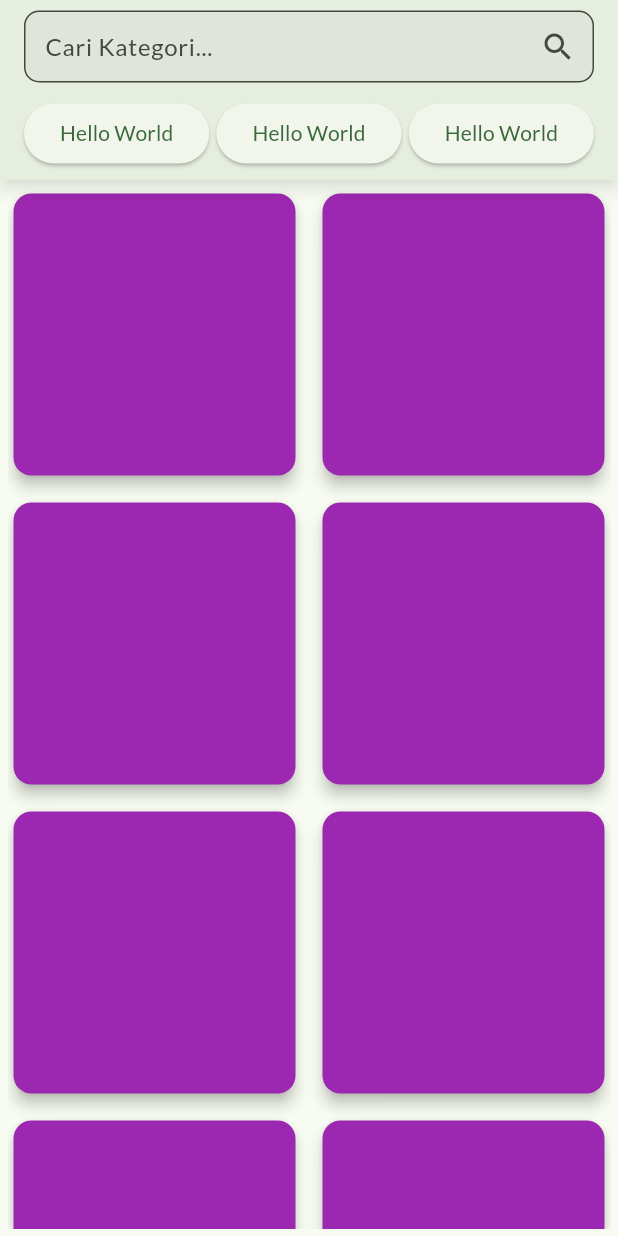
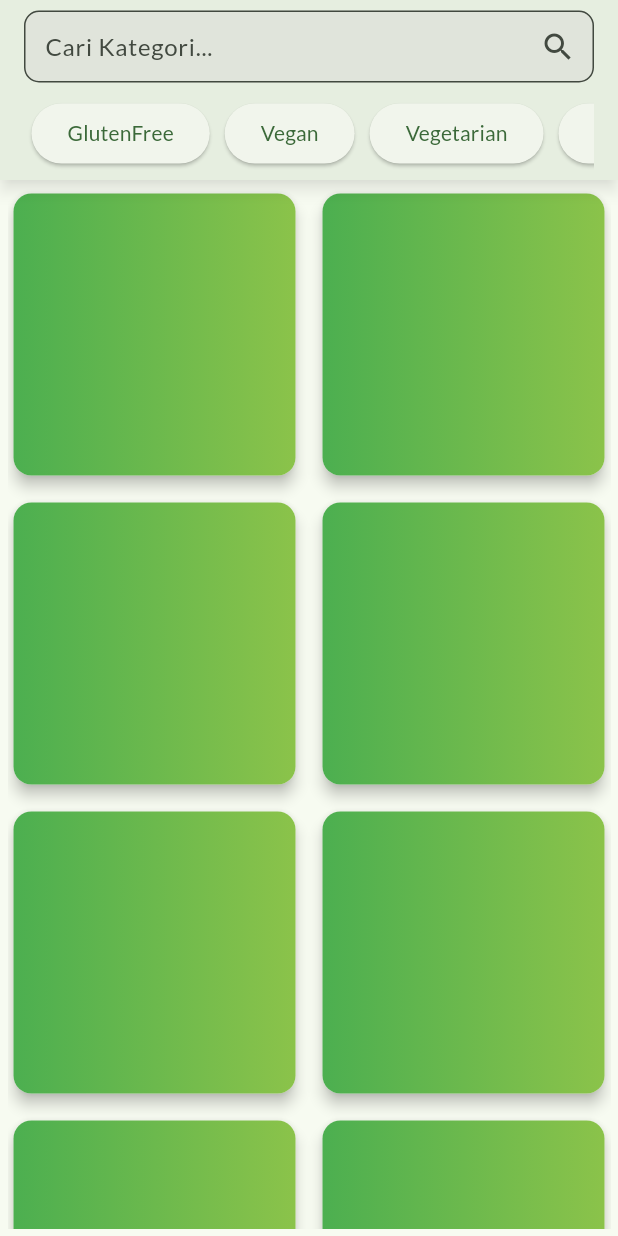
Before and after one commit to IvanSholana/recipe_app, a Flutter app: the screen it shows after launch, on a phone screen of 412 x 824 dp. Run offline on Flutter 3.47's test engine with Material 2 defaults, Android fonts, the phone set to English and light mode, and no system bars; our stand-ins replace google_fonts.

Commit message:
make scrobale button

```diff
--- /dev/null
+++ b/lib/components/app_bar.dart
@@ -0,0 +1,49 @@
+import 'package:flutter/material.dart';
+import 'package:recipe_app/data/filter_meals.dart';
+
+class AppBarContent extends StatefulWidget {
+  const AppBarContent({super.key});
+
+  @override
+  State<AppBarContent> createState() {
+    return _AppBarState();
+  }
+}
+
+class _AppBarState extends State<AppBarContent> {
+  @override
+  Widget build(BuildContext context) {
+    return Column(
+      children: [
+        TextField(
+          decoration: InputDecoration(
+            filled: true,
+            hintText: "Cari Kategori...",
+            suffixIcon: Icon(Icons.search),
+            contentPadding:
+                const EdgeInsets.symmetric(vertical: 5, horizontal: 10),
+            border: OutlineInputBorder(
+              borderRadius: BorderRadius.circular(10),
+            ),
+          ),
+        ),
+        const SizedBox(height: 10),
+        SingleChildScrollView(
+          scrollDirection: Axis.horizontal,
+          child: Row(
+              mainAxisAlignment: MainAxisAlignment.spaceBetween,
+              children: mealsType.values
+                  .map((element) => Padding(
+                        padding: const EdgeInsets.symmetric(horizontal: 5),
+                        child: ElevatedButton(
+                          onPressed: () {},
+                          child: Text(element.name.toString()),
+                          style: ElevatedButton.styleFrom(),
+                        ),
+                      ))
+                  .toList()),
+        )
+      ],
+    );
+  }
+}
--- a/lib/components/recipe_card.dart
+++ b/lib/components/recipe_card.dart
@@ -7,9 +7,15 @@ class RecipeCard extends StatelessWidget {
   Widget build(BuildContext context) {
     return Card(
       elevation: 4,
-      color: Colors.purple,
       shape: RoundedRectangleBorder(
         borderRadius: BorderRadius.circular(12),
+      ),
+      child: Container(
+        decoration: BoxDecoration(
+          borderRadius: BorderRadius.circular(12),
+          gradient:
+              const LinearGradient(colors: [Colors.green, Colors.lightGreen]),
+        ),
       ),
     );
   }
--- /dev/null
+++ b/lib/data/filter_meals.dart
@@ -0,0 +1 @@
+enum mealsType { GlutenFree, Vegan, Vegetarian, LactoseFree }
--- a/lib/screens/home_screen.dart
+++ b/lib/screens/home_screen.dart
@@ -1,5 +1,6 @@
 import 'package:flutter/material.dart';
 import 'package:recipe_app/components/recipe_card.dart';
+import 'package:recipe_app/components/app_bar.dart';
 
 class HomeScreen extends StatefulWidget {
   const HomeScreen({super.key});
@@ -18,40 +19,7 @@ class _HomeScreenState extends State<HomeScreen> {
         elevation: 4,
         shadowColor: Colors.black45,
         toolbarHeight: 120,
-        title: Column(
-          children: [
-            TextField(
-              decoration: InputDecoration(
-                filled: true,
-                hintText: "Cari Kategori...",
-                suffixIcon: Icon(Icons.search),
-                contentPadding:
-                    EdgeInsets.symmetric(vertical: 5, horizontal: 10),
-                border: OutlineInputBorder(
-                  borderRadius: BorderRadius.circular(10),
-                ),
-              ),
-            ),
-            SizedBox(height: 10),
-            Row(
-              mainAxisAlignment: MainAxisAlignment.spaceBetween,
-              children: [
-                ElevatedButton(
-                  onPressed: () {},
-                  child: Text("Hello World"),
-                ),
-                ElevatedButton(
-                  onPressed: () {},
-                  child: Text("Hello World"),
-                ),
-                ElevatedButton(
-                  onPressed: () {},
-                  child: Text("Hello World"),
-                )
-              ],
-            )
-          ],
-        ),
+        title: const AppBarContent(),
       ),
       body: Container(
         margin: const EdgeInsets.all(5),
```
